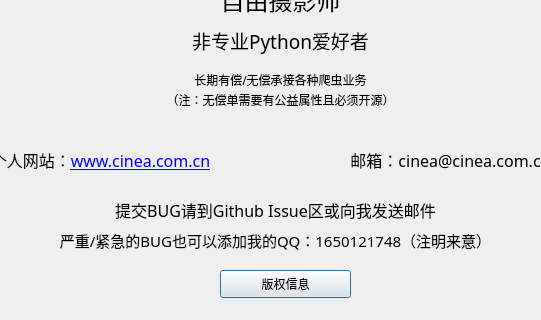
Above: src/ui/src/about.ui from Cinea4678/Tongji-AutoGetScore-new before the change; both pictures show x 120 to 661 and y 160 to 480 of the 780 by 480 pixel window. Below: the same form after it.
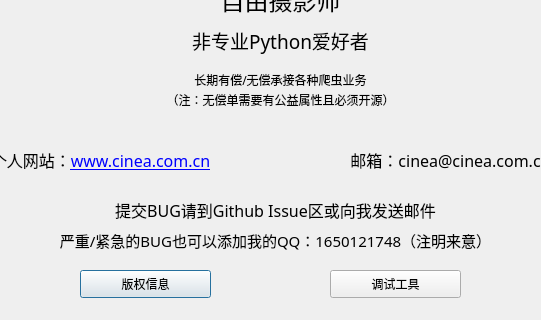
That is the form after the change. Icons and pictures are not drawn.

Commit message: 增加开发者工具

Diff of the .ui file:
```diff
--- a/src/ui/src/about.ui
+++ b/src/ui/src/about.ui
@@ -168,7 +168,7 @@
   <widget class="QPushButton" name="copyRightMsg">
    <property name="geometry">
     <rect>
-     <x>340</x>
+     <x>200</x>
      <y>430</y>
      <width>131</width>
      <height>28</height>
@@ -178,6 +178,19 @@
     <string>版权信息</string>
    </property>
   </widget>
+  <widget class="QPushButton" name="debugTools">
+   <property name="geometry">
+    <rect>
+     <x>450</x>
+     <y>430</y>
+     <width>131</width>
+     <height>28</height>
+    </rect>
+   </property>
+   <property name="text">
+    <string>调试工具</string>
+   </property>
+  </widget>
  </widget>
  <resources>
   <include location="../../sources/static.qrc"/>
```
The commit also changes 4 other files.
